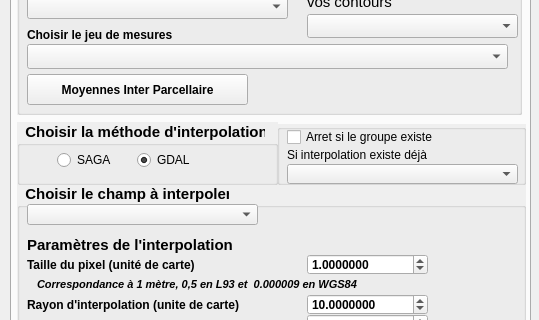
First picture: the form in Physiocap3_dialog_base.ui, repository jhemmi/Physiocap3, before the edit; both pictures show x 0 to 539 and y 112 to 432 of the 539 by 719 pixel window.
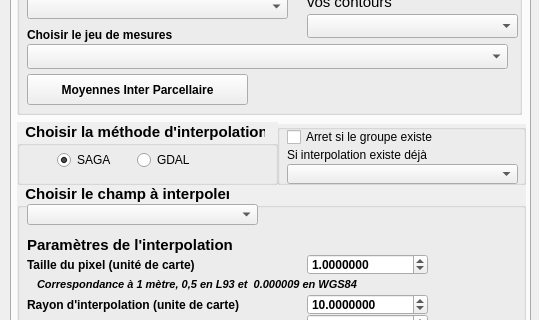
Second picture: the form after the edit.

What changed in the file:
```diff
--- a/Physiocap3_dialog_base.ui
+++ b/Physiocap3_dialog_base.ui
@@ -2216,7 +2216,7 @@
        <string>GDAL</string>
       </property>
       <property name="checked">
-       <bool>true</bool>
+       <bool>false</bool>
       </property>
      </widget>
      <widget class="QRadioButton" name="radioButtonSAGA">
@@ -2245,7 +2245,7 @@
        <string>SAGA</string>
       </property>
       <property name="checked">
-       <bool>false</bool>
+       <bool>true</bool>
       </property>
      </widget>
     </widget>
```
Left out of the diff: 12 changed lines with no effect on the pictures.
